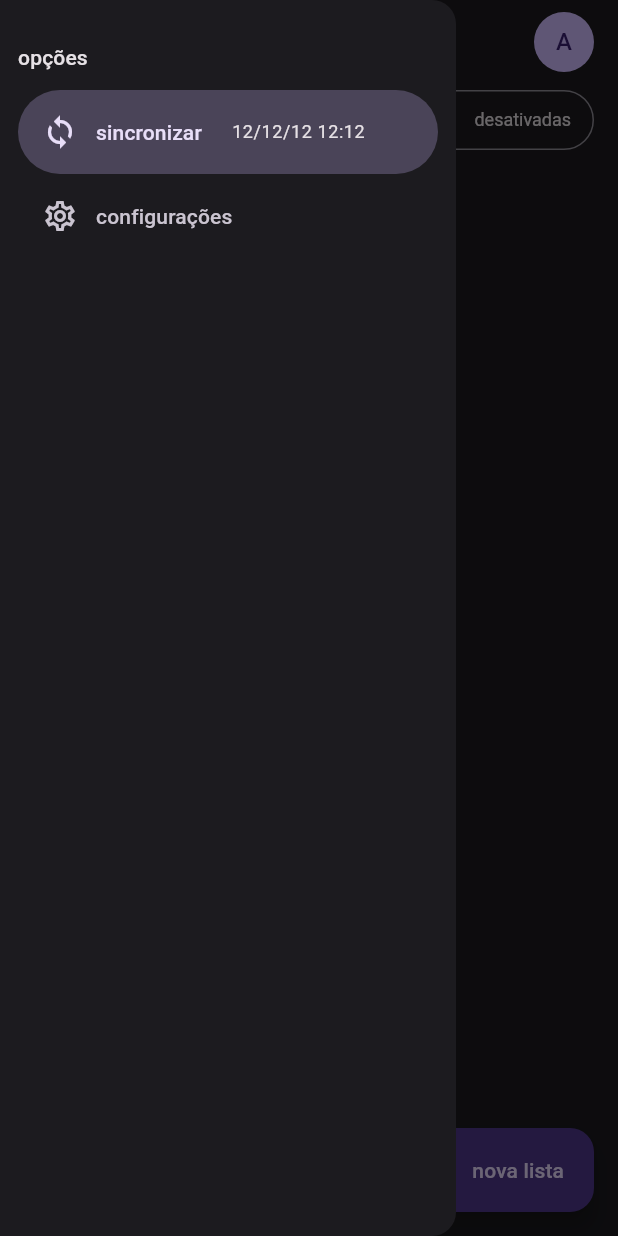
After one commit to gabrielwbenatti/flutterando-listinha, a Flutter app: the screen it shows after launch, with the side drawer open, on a phone screen of 412 x 824 dp. The commit adds this screen. Run offline on Flutter 3.47's test engine with Material 2 defaults, Android fonts, the phone set to English and light mode, and no system bars.

Commit message:
criado widget de drawer

```diff
--- /dev/null
+++ b/app/lib/src/pages/home/widgets/custom_drawer.dart
@@ -0,0 +1,50 @@
+import 'package:flutter/material.dart';
+
+class MyCustomDrawer extends StatelessWidget {
+  const MyCustomDrawer({super.key});
+
+  @override
+  Widget build(BuildContext context) {
+    final theme = Theme.of(context);
+
+    return NavigationDrawer(
+      children: [
+        Padding(
+          padding: const EdgeInsets.only(
+            left: 12,
+            top: 28,
+            right: 12,
+            bottom: 12,
+          ),
+          child: Text(
+            'opções',
+            style: theme.textTheme.titleSmall,
+          ),
+        ),
+        NavigationDrawerDestination(
+          icon: const Icon(Icons.sync_outlined),
+          selectedIcon: const Icon(Icons.sync),
+          label: Row(
+            children: [
+              const Text(
+                'sincronizar',
+              ),
+              const SizedBox(
+                width: 20,
+              ),
+              Text(
+                '12/12/12 12:12',
+                style: theme.textTheme.bodySmall,
+              ),
+            ],
+          ),
+        ),
+        const NavigationDrawerDestination(
+          icon: Icon(Icons.settings_outlined),
+          selectedIcon: Icon(Icons.settings),
+          label: Text('configurações'),
+        ),
+      ],
+    );
+  }
+}
```
Also changed, not shown: app/lib/src/pages/home/home_page.dart (+2 -39 lines).
